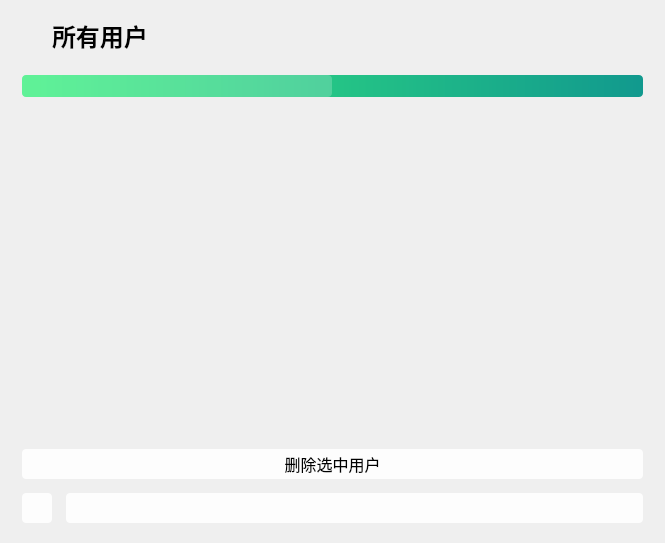
The window that QtAdb/sonPages/apps/sp_users.ui (LapplandSP/QtAdb) describes before a commit, drawn with Qt 5.
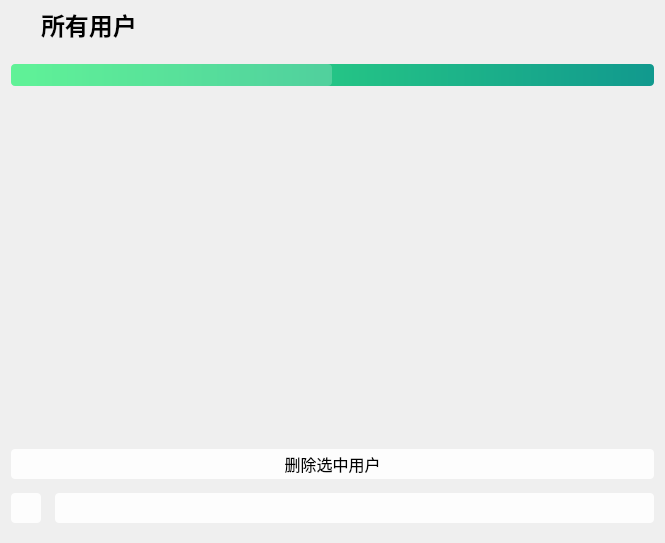
The same window after the commit. Icons and pictures are not drawn.

Patch:
```diff
--- a/QtAdb/sonPages/apps/sp_users.ui
+++ b/QtAdb/sonPages/apps/sp_users.ui
@@ -14,6 +14,15 @@
    <string>Form</string>
   </property>
   <layout class="QVBoxLayout" name="verticalLayout_3">
+   <property name="leftMargin">
+    <number>0</number>
+   </property>
+   <property name="topMargin">
+    <number>0</number>
+   </property>
+   <property name="rightMargin">
+    <number>0</number>
+   </property>
    <item>
     <widget class="QWidget" name="widget" native="true">
      <property name="styleSheet">
```
